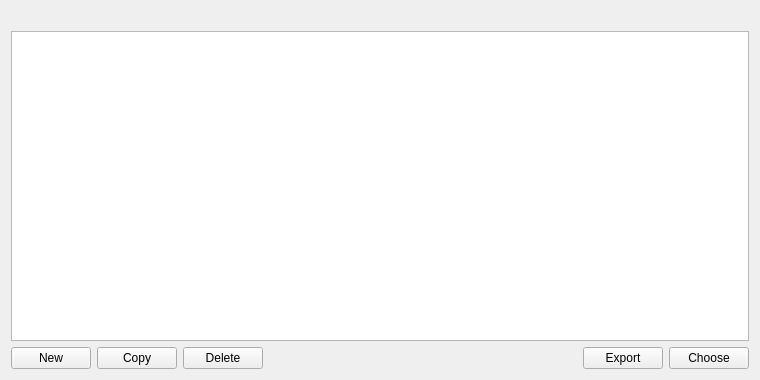
Above: src/qt/forms/contractbookpage.ui from qtumproject/qtum before the change. Below: the same form after it.
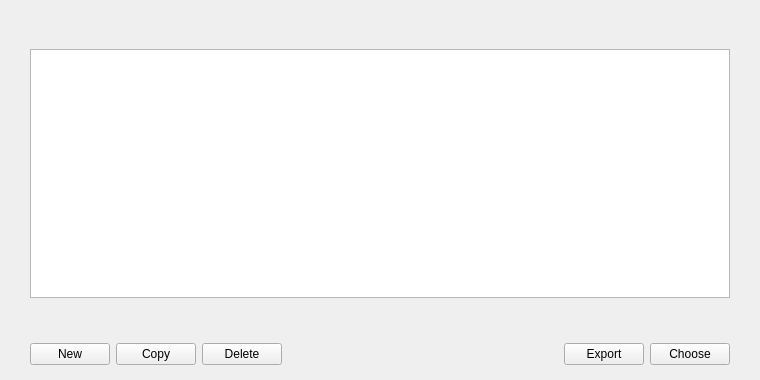
That is the form after the change.

Commit message: Update contract book GUI

```diff
--- a/src/qt/forms/contractbookpage.ui
+++ b/src/qt/forms/contractbookpage.ui
@@ -14,6 +14,38 @@
    <string>Form</string>
   </property>
   <layout class="QVBoxLayout" name="verticalLayout">
+   <property name="spacing">
+    <number>0</number>
+   </property>
+   <property name="leftMargin">
+    <number>0</number>
+   </property>
+   <property name="topMargin">
+    <number>0</number>
+   </property>
+   <property name="rightMargin">
+    <number>0</number>
+   </property>
+   <property name="bottomMargin">
+    <number>0</number>
+   </property>
+   <item>
+    <layout class="QVBoxLayout" name="verticalLayout_2">
+     <property name="spacing">
+      <number>15</number>
+     </property>
+     <property name="leftMargin">
+      <number>30</number>
+     </property>
+     <property name="topMargin">
+      <number>20</number>
+     </property>
+     <property name="rightMargin">
+      <number>30</number>
+     </property>
+     <property name="bottomMargin">
+      <number>20</number>
+     </property>
    <item>
     <widget class="QLabel" name="labelExplanation">
      <property name="text">
@@ -46,8 +78,23 @@
      </attribute>
     </widget>
    </item>
+    </layout>
+   </item>
    <item>
-    <layout class="QHBoxLayout" name="horizontalLayout">
+    <widget class="QWidget" name="buttonsContainerWhite" native="true">
+     <layout class="QHBoxLayout" name="horizontalLayout_2">
+      <property name="leftMargin">
+       <number>30</number>
+      </property>
+      <property name="topMargin">
+       <number>25</number>
+      </property>
+      <property name="rightMargin">
+       <number>30</number>
+      </property>
+      <property name="bottomMargin">
+       <number>15</number>
+      </property>
      <item>
       <widget class="QPushButton" name="newContractInfo">
        <property name="toolTip">
@@ -109,6 +156,7 @@
       </widget>
      </item>
     </layout>
+    </widget>
    </item>
   </layout>
  </widget>
```
Lines whose indentation alone changed are shown as unchanged. The commit also changes 4 other files.
